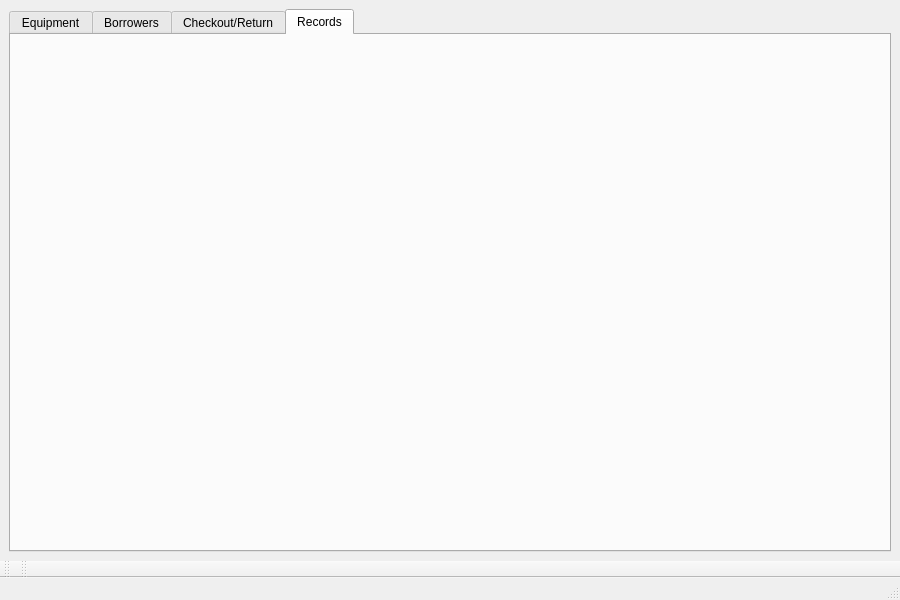
Before: the Qt Designer form mainwindow.ui in compsctesting-lgtm/TechTrack, drawn with Qt 5.
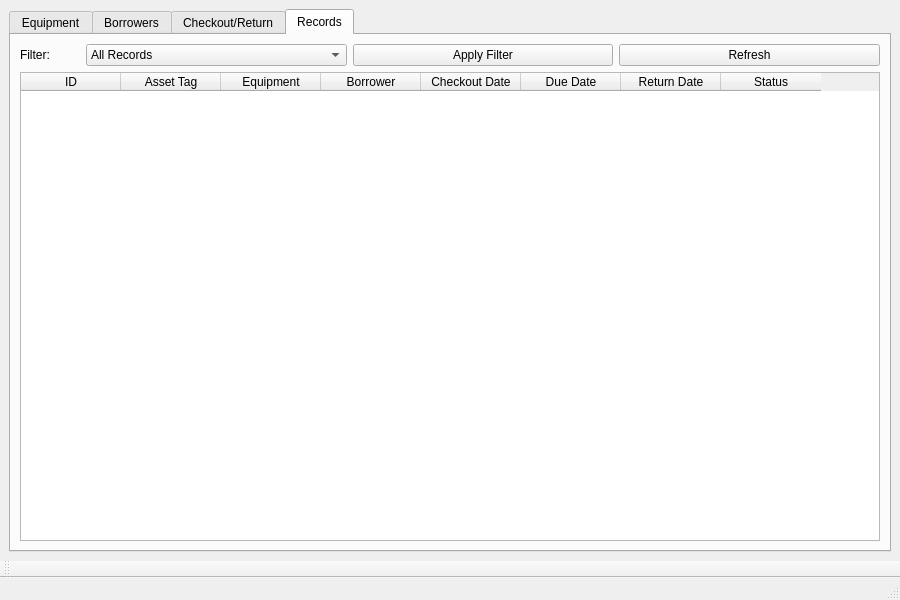
After: the same form once the commit is applied. The open tabs and pages were chosen to show the change.

Commit message: Design checkout records interface

The edit to the form file:
```diff
--- a/mainwindow.ui
+++ b/mainwindow.ui
@@ -583,6 +583,116 @@
        <attribute name="title">
         <string>Records</string>
        </attribute>
+       <layout class="QVBoxLayout" name="verticalLayout_6">
+        <item>
+         <layout class="QHBoxLayout" name="horizontalLayout_5">
+          <item>
+           <widget class="QLabel" name="label_14">
+            <property name="maximumSize">
+             <size>
+              <width>60</width>
+              <height>16777215</height>
+             </size>
+            </property>
+            <property name="text">
+             <string>Filter:</string>
+            </property>
+           </widget>
+          </item>
+          <item>
+           <widget class="QComboBox" name="recordFilterComboBox">
+            <item>
+             <property name="text">
+              <string>All Records</string>
+             </property>
+            </item>
+            <item>
+             <property name="text">
+              <string>Active</string>
+             </property>
+            </item>
+            <item>
+             <property name="text">
+              <string>Overdue</string>
+             </property>
+            </item>
+            <item>
+             <property name="text">
+              <string>Returned</string>
+             </property>
+            </item>
+           </widget>
+          </item>
+          <item>
+           <widget class="QPushButton" name="applyRecordFilterButton">
+            <property name="text">
+             <string>Apply Filter</string>
+            </property>
+           </widget>
+          </item>
+          <item>
+           <widget class="QPushButton" name="refreshRecordsButton">
+            <property name="text">
+             <string>Refresh</string>
+            </property>
+           </widget>
+          </item>
+         </layout>
+        </item>
+        <item>
+         <widget class="QTableWidget" name="recordsTableWidget">
+          <property name="editTriggers">
+           <set>QAbstractItemView::EditTrigger::NoEditTriggers</set>
+          </property>
+          <property name="selectionMode">
+           <enum>QAbstractItemView::SelectionMode::SingleSelection</enum>
+          </property>
+          <property name="selectionBehavior">
+           <enum>QAbstractItemView::SelectionBehavior::SelectRows</enum>
+          </property>
+          <column>
+           <property name="text">
+            <string>ID</string>
+           </property>
+          </column>
+          <column>
+           <property name="text">
+            <string>Asset Tag</string>
+           </property>
+          </column>
+          <column>
+           <property name="text">
+            <string>Equipment</string>
+           </property>
+          </column>
+          <column>
+           <property name="text">
+            <string>Borrower</string>
+           </property>
+          </column>
+          <column>
+           <property name="text">
+            <string>Checkout Date</string>
+           </property>
+          </column>
+          <column>
+           <property name="text">
+            <string>Due Date</string>
+           </property>
+          </column>
+          <column>
+           <property name="text">
+            <string>Return Date</string>
+           </property>
+          </column>
+          <column>
+           <property name="text">
+            <string>Status</string>
+           </property>
+          </column>
+         </widget>
+        </item>
+       </layout>
       </widget>
      </widget>
     </item>
@@ -610,17 +720,6 @@
     <bool>false</bool>
    </attribute>
   </widget>
-  <widget class="QToolBar" name="toolBar_2">
-   <property name="windowTitle">
-    <string>toolBar_2</string>
-   </property>
-   <attribute name="toolBarArea">
-    <enum>BottomToolBarArea</enum>
-   </attribute>
-   <attribute name="toolBarBreak">
-    <bool>false</bool>
-   </attribute>
-  </widget>
  </widget>
  <resources/>
  <connections/>
```
Left out of the diff: 12 changed lines with no effect on the pictures.
